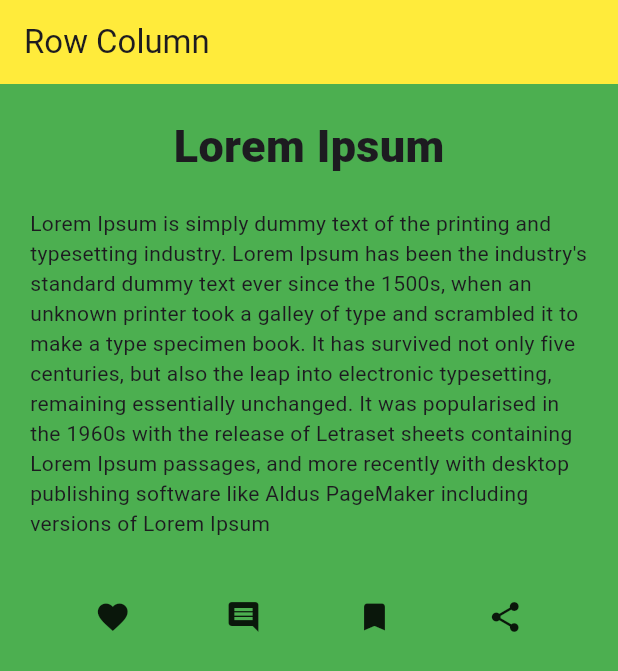
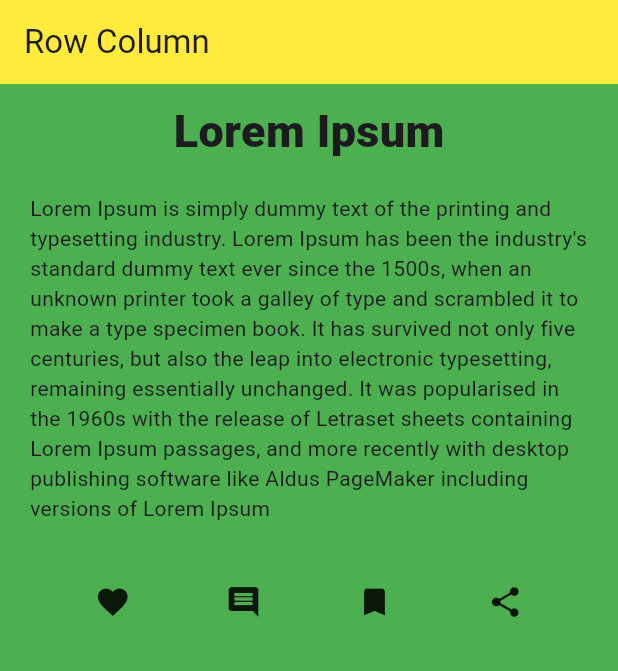
Before and after one commit to AbRehman536/Flutter_sec_12, a Flutter app: the screen it shows after launch, on a phone screen of 412 x 824 dp. Shown: the top 671 px of the screen. Run offline on Flutter 3.47's test engine with Material 3 defaults, Android fonts, the phone set to English and light mode, and no system bars.

Commit message:
Row and Column done

```diff
--- a/lib/row_column.dart
+++ b/lib/row_column.dart
@@ -16,7 +16,7 @@ class RowColumnDemo extends StatelessWidget {
           color: Colors.green,
           child: Column(
             children: [
-              SizedBox(height: 20,),
+              SizedBox(height: 10,),
               Text("Lorem Ipsum",style: TextStyle(fontWeight: FontWeight.w900,fontSize: 30),),
 
               Padding(
```
